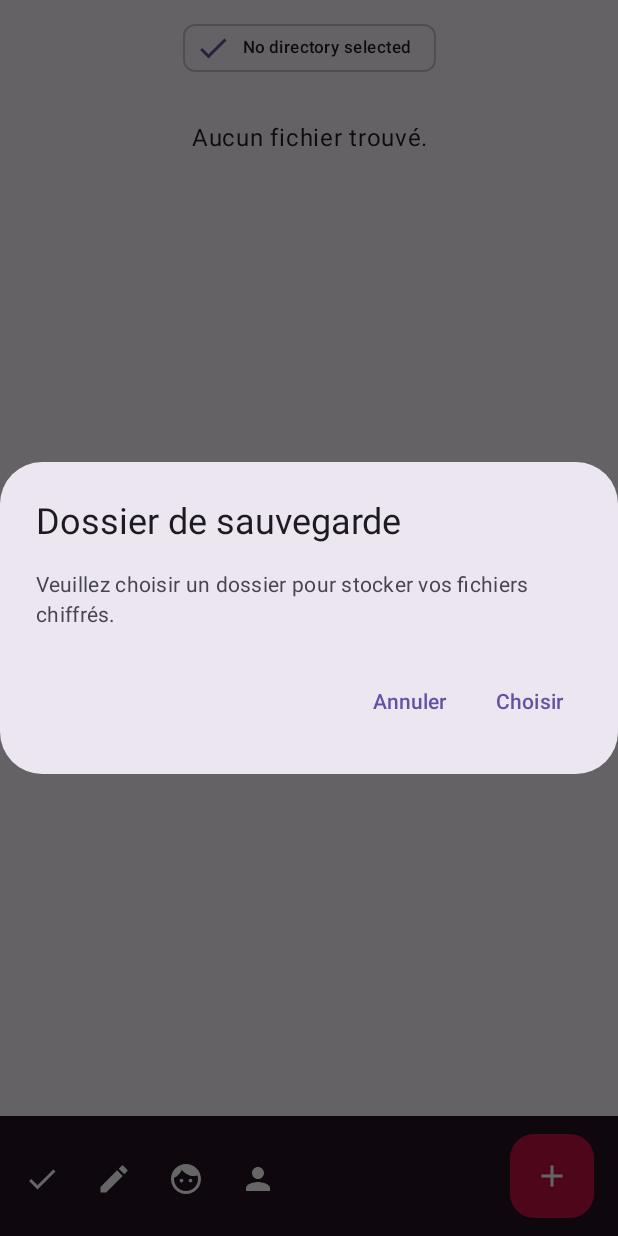
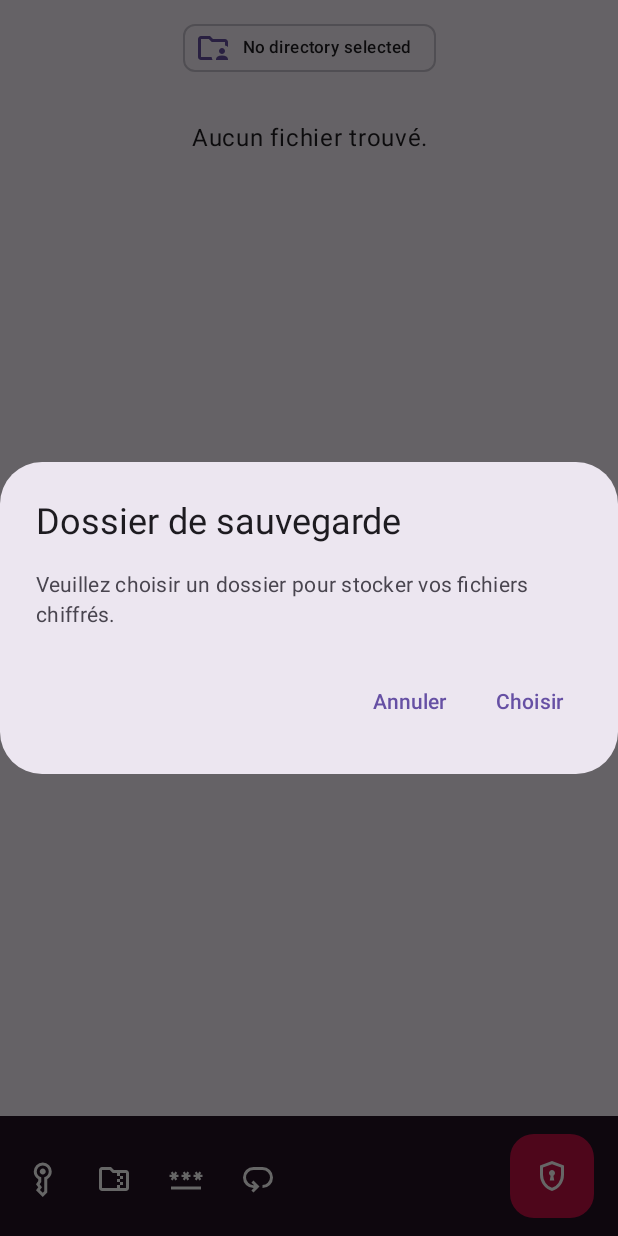
Before and after one commit to JumpingKeyCaps/POC_Cryptography, an Android app built with Jetpack Compose: the screen it shows after launch (MainActivity), on a phone screen of 412 x 824 dp. Run offline under Robolectric (Android 15) with nearby library versions, the phone set to English and light mode, and no system bars; our stand-ins replace Dagger/Hilt's generated code.

Commit message:
feature(v2): Use new icon for FAB + chips + bottom app bar + list items.

```diff
--- a/app/src/main/java/com/lebaillyapp/poc_cryptography/v2/EncryptionDecryptionScreen.kt
+++ b/app/src/main/java/com/lebaillyapp/poc_cryptography/v2/EncryptionDecryptionScreen.kt
@@ -23,8 +23,10 @@ import androidx.compose.runtime.collectAsState
 import androidx.compose.runtime.getValue
 import androidx.compose.ui.graphics.Color
 import androidx.compose.ui.platform.LocalContext
+import androidx.compose.ui.res.painterResource
 import androidx.compose.ui.text.style.TextAlign
 import androidx.hilt.navigation.compose.hiltViewModel
+import com.lebaillyapp.poc_cryptography.R
 import com.lebaillyapp.poc_cryptography.screen.CryptoViewModel
 
 /**
@@ -105,16 +107,16 @@ fun EncryptionDecryptionScreen(
                 actions = {
                     // Icônes de la barre inférieure (actuellement sans actions)
                     IconButton(onClick = { /* do something */ }) {
-                        Icon(Icons.Filled.Check, tint = iconGlobalTintColor, contentDescription = "Localized description")
+                        Icon(painterResource(R.drawable.key_vertical_24px), tint = iconGlobalTintColor, contentDescription = "Localized description")
                     }
                     IconButton(onClick = { /* do something */ }) {
-                        Icon(Icons.Filled.Edit, tint = iconGlobalTintColor, contentDescription = "Localized description")
+                        Icon(painterResource(R.drawable.folder_zip_24px), tint = iconGlobalTintColor, contentDescription = "Localized description")
                     }
                     IconButton(onClick = { /* do something */ }) {
-                        Icon(Icons.Filled.Face, tint = iconGlobalTintColor, contentDescription = "Localized description")
+                        Icon(painterResource(R.drawable.password_24px), tint = iconGlobalTintColor, contentDescription = "Localized description")
                     }
                     IconButton(onClick = { /* do something */ }) {
-                        Icon(Icons.Filled.Person, tint = iconGlobalTintColor, contentDescription = "Localized description")
+                        Icon(painterResource(R.drawable.laps_24px), tint = iconGlobalTintColor, contentDescription = "Localized description")
                     }
                 },
                 floatingActionButton = {
@@ -124,7 +126,7 @@ fun EncryptionDecryptionScreen(
                         containerColor = fabBackgroundColor,
                         elevation = FloatingActionButtonDefaults.bottomAppBarFabElevation()
                     ) {
-                        Icon(Icons.Filled.Add, "Localized description", tint = iconGlobalTintColor)
+                        Icon(painterResource(R.drawable.encrypted_24px), "Localized description", tint = iconGlobalTintColor)
                     }
                 }
             )
@@ -147,7 +149,7 @@ fun EncryptionDecryptionScreen(
                     )
                 },
                 leadingIcon = {
-                    Icon(Icons.Default.Check, contentDescription = null)
+                    Icon(painterResource(R.drawable.folder_supervised_24px), contentDescription = null)
                 },
                 modifier = Modifier
                     .padding(8.dp)
@@ -167,7 +169,7 @@ fun EncryptionDecryptionScreen(
                         supportingContent = { Text("${file.size} bytes") },
                         leadingContent = {
                             Icon(
-                                imageVector = Icons.Rounded.Info,
+                                painterResource(R.drawable.draft_24px),
                                 contentDescription = null
                             )
                         }
```
